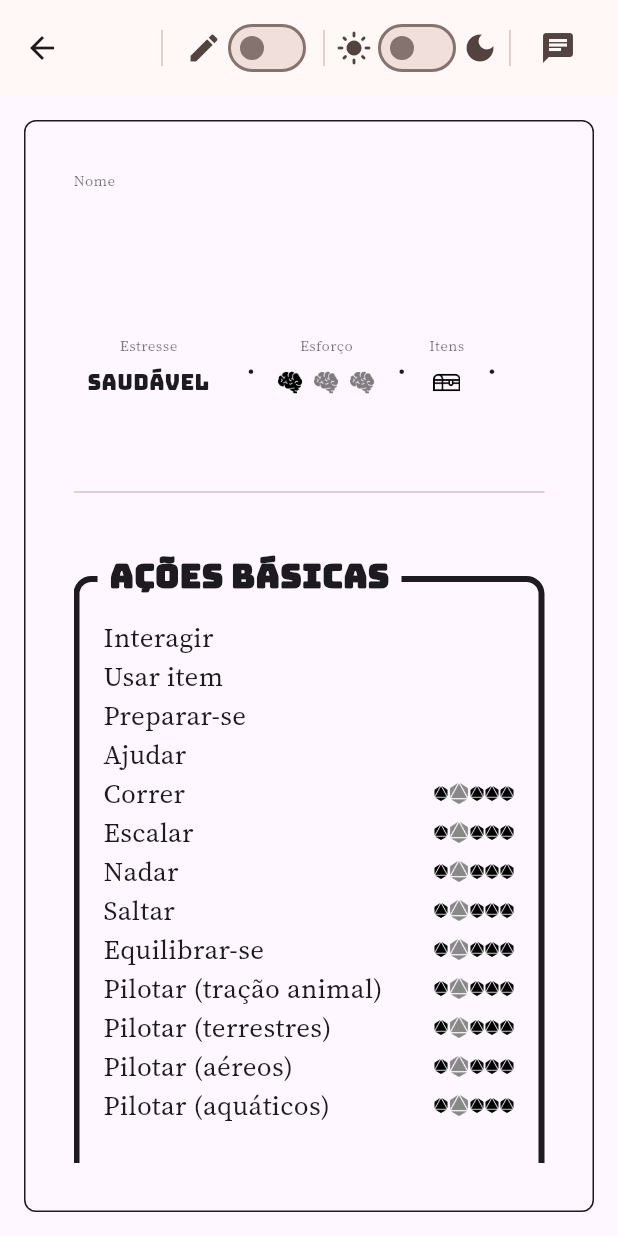
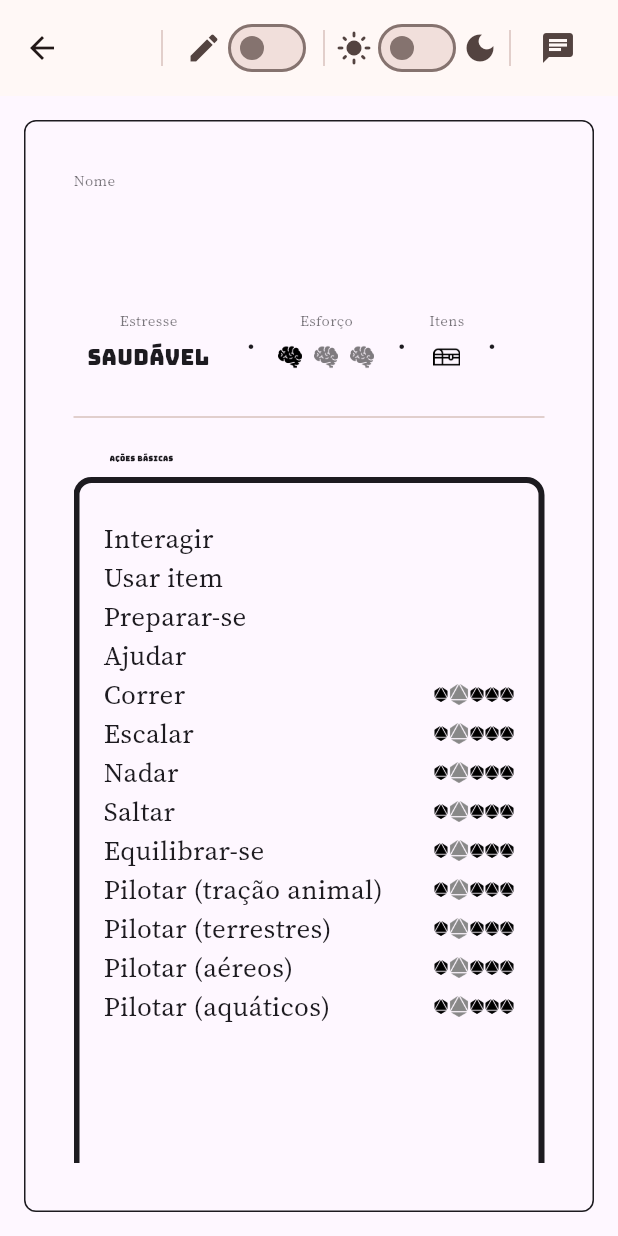
Before and after one commit to ricarthlima/flutter_audiodrama_rpg, a Flutter app: the SheetScreen screen opened directly with empty values, on a phone screen of 412 x 824 dp. Run offline on Flutter 3.47's test engine with Material 3 defaults, Android fonts, the phone set to English and light mode, and no system bars; drawn by our look-alikes of badges; our stand-ins replace cloud_firestore, firebase_auth, firebase_core, go_router, shared_preferences; accounts and stored records are empty.

Commit message:
mudanças no zoom do wrap

```diff
--- /dev/null
+++ b/devtools_options.yaml
@@ -0,0 +1,3 @@
+description: This file stores settings for Dart & Flutter DevTools.
+documentation: https://docs.flutter.dev/tools/devtools/extensions#configure-extension-enablement-states
+extensions:
--- a/lib/_core/dimensions.dart
+++ b/lib/_core/dimensions.dart
@@ -11,3 +11,7 @@
 bool isVertical(BuildContext context) {
   return width(context) < height(context);
 }
+
+double getZoomFactor(BuildContext context, double valueAtDefault) {
+  return (width(context) / 1920) * valueAtDefault;
+}
--- a/lib/f_sheets/ui/sheet_screen.dart
+++ b/lib/f_sheets/ui/sheet_screen.dart
@@ -202,6 +202,7 @@
     return Container(
       margin: EdgeInsets.all(16),
       padding: const EdgeInsets.all(32),
+      height: double.infinity,
       decoration: BoxDecoration(
         border: Border.all(
           width: 1,
@@ -209,17 +210,14 @@
         ),
         borderRadius: BorderRadius.circular(8),
       ),
-      child: SingleChildScrollView(
       child: Column(
         mainAxisAlignment: MainAxisAlignment.spaceBetween,
         crossAxisAlignment: CrossAxisAlignment.start,
-          spacing: 32,
+        spacing: 16,
         children: [
-            SizedBox(
-              height: 175,
-              child: Row(
+          Row(
             mainAxisAlignment: MainAxisAlignment.spaceBetween,
-                spacing: 32,
+            spacing: 8,
             children: [
               Flexible(
                 child: Column(
@@ -251,8 +249,7 @@
                       ),
                     ),
                     SizedBox(height: 8),
-                        Expanded(
-                          child: SingleChildScrollView(
+                    SingleChildScrollView(
                       scrollDirection: Axis.horizontal,
                       child: Row(
                         spacing: 16,
@@ -262,8 +259,7 @@
                             hardHeight: 32,
                             child: Row(
                               mainAxisAlignment: MainAxisAlignment.center,
-                                    crossAxisAlignment:
-                                        CrossAxisAlignment.center,
+                              crossAxisAlignment: CrossAxisAlignment.center,
                               children: [
                                 Visibility(
                                   visible: isEditing,
@@ -284,8 +280,7 @@
                                 SizedBox(
                                   width: 100,
                                   child: Text(
-                                          StressLevel()
-                                              .getByStressLevel(stressLevel),
+                                    StressLevel().getByStressLevel(stressLevel),
                                     textAlign: TextAlign.center,
                                     style: TextStyle(
                                       fontFamily: FontFamilies.bungee,
@@ -296,8 +291,7 @@
                                   visible: isEditing,
                                   child: SizedBox(
                                     width: 32,
-                                          child: (stressLevel <
-                                                  StressLevel.total - 1)
+                                    child: (stressLevel < StressLevel.total - 1)
                                         ? IconButton(
                                             onPressed: () {
                                               changeStressLevel();
@@ -340,9 +334,8 @@
                                     3,
                                     (index) {
                                       return Opacity(
-                                              opacity: (index <= effortPoints)
-                                                  ? 1
-                                                  : 0.5,
+                                        opacity:
+                                            (index <= effortPoints) ? 1 : 0.5,
                                         child: Image.asset(
                                           (themeProvider.themeMode ==
                                                   ThemeMode.dark)
@@ -381,8 +374,7 @@
                                 showSnackBarWip(context);
                               },
                               child: Image.asset(
-                                      (themeProvider.themeMode ==
-                                              ThemeMode.dark)
+                                (themeProvider.themeMode == ThemeMode.dark)
                                     ? "assets/images/chest.png"
                                     : "assets/images/chest-i.png",
                                 width: 18,
@@ -391,7 +383,6 @@
                           ),
                           Text("•"),
                         ],
-                            ),
                       ),
                     )
                   ],
@@ -506,9 +497,10 @@
               ),
             ],
           ),
-            ),
           Divider(),
-            SizedBox(
+          Flexible(
+            child: SingleChildScrollView(
+              child: SizedBox(
                 width: width(context),
                 child: Wrap(
                   alignment: WrapAlignment.spaceBetween,
@@ -559,8 +551,9 @@
                   ],
                 ),
               ),
+            ),
+          ),
         ],
-        ),
       ),
     );
   }
--- a/lib/f_sheets/ui/widgets/action_widget.dart
+++ b/lib/f_sheets/ui/widgets/action_widget.dart
@@ -68,7 +68,7 @@
               child: Text(
                 widget.action.name,
                 overflow: TextOverflow.ellipsis,
-                textAlign: TextAlign.center,
+                textAlign: TextAlign.start,
                 style:
                     const TextStyle(fontSize: 18, fontFamily: "SourceSerif4"),
               ),
--- a/lib/f_sheets/ui/widgets/list_actions_widget.dart
+++ b/lib/f_sheets/ui/widgets/list_actions_widget.dart
@@ -29,7 +29,12 @@
     return Stack(
       children: [
         Container(
-          width: (isVertical(context)) ? width(context) : 300,
+          width: (isVertical(context))
+              ? width(context)
+              : getZoomFactor(
+                  context,
+                  330,
+                ),
           height: 500,
           decoration: BoxDecoration(
             border: Border.all(
@@ -71,7 +76,7 @@
           child: Text(
             name,
             style: TextStyle(
-              fontSize: 22,
+              fontSize: getZoomFactor(context, 22),
               fontFamily: FontFamilies.bungee,
               fontWeight: FontWeight.bold,
             ),
```
Also changed, not shown: assets/images/Node.js_logo.svg (added). Lines whose indentation alone changed are shown as unchanged.
